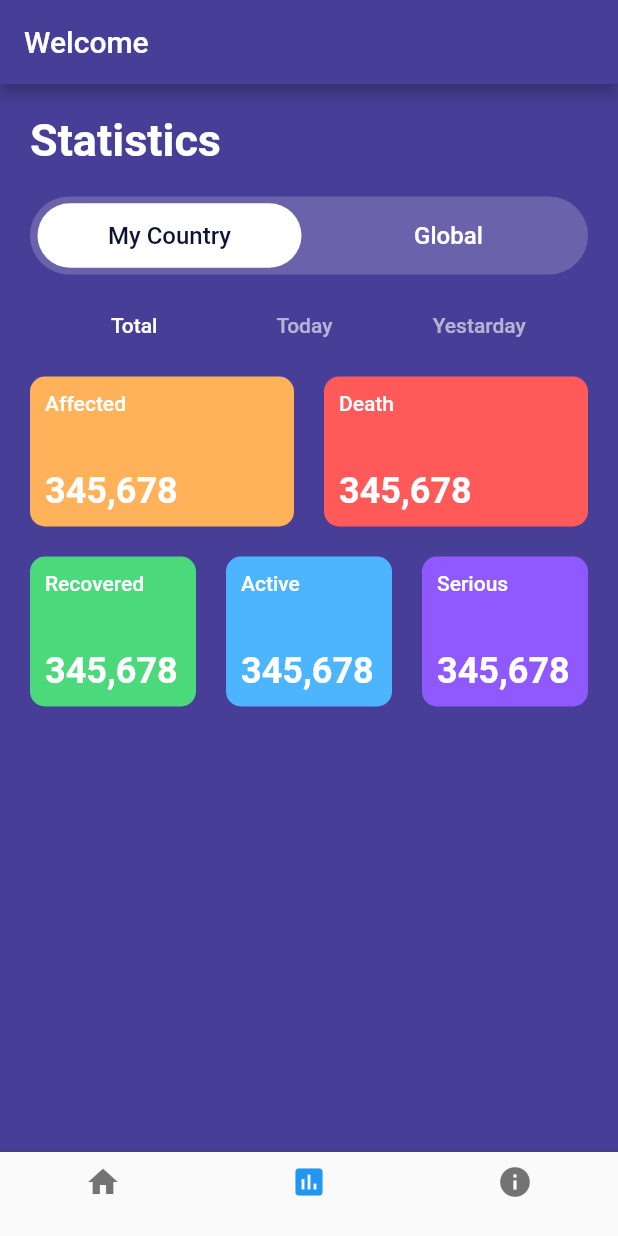
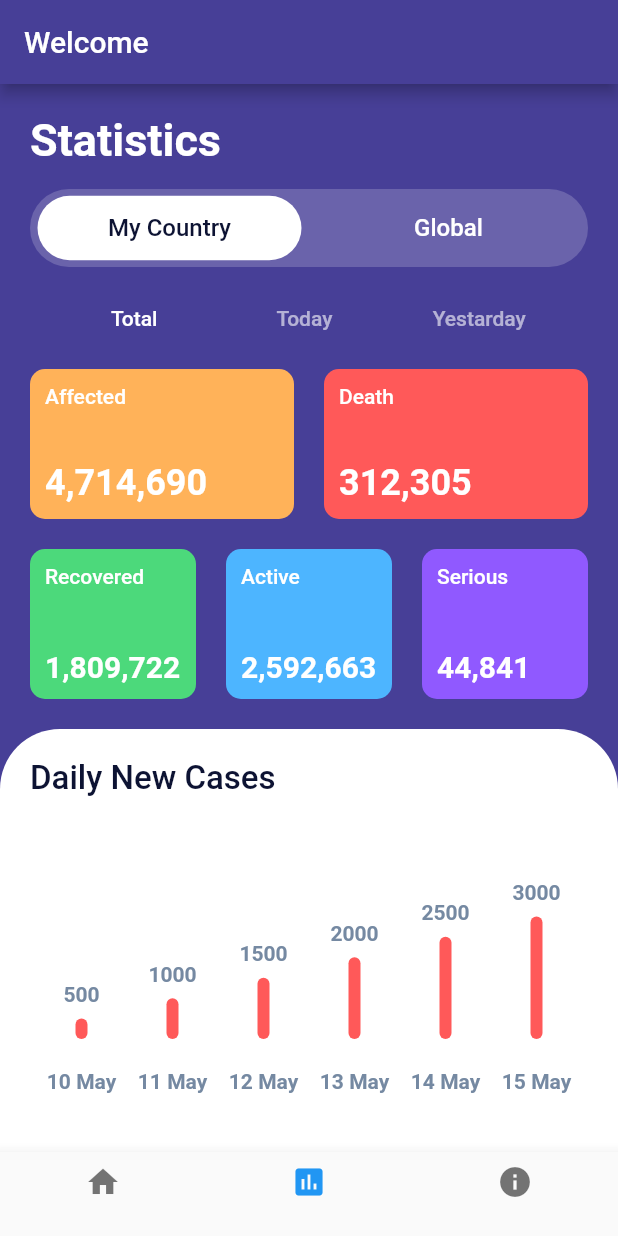
Before and after one commit to Abhishekdm/covid19, a Flutter app: the screen it shows after launch, item 2 of the bottom bar chosen, on a phone screen of 412 x 824 dp. Run offline on Flutter 3.47's test engine with Material 2 defaults, Android fonts, the phone set to English and light mode, and no system bars; drawn by our look-alikes of fl_chart.

Commit message:
ui completed

```diff
--- /dev/null
+++ b/lib/components/bar_chat.dart
@@ -0,0 +1,112 @@
+import 'package:fl_chart/fl_chart.dart';
+import 'package:flutter/material.dart';
+
+class BarChat extends StatefulWidget {
+  @override
+  State<StatefulWidget> createState() => BarChatState();
+}
+
+const fillColor = Color(0xFFFF5959);
+
+class BarChatState extends State<BarChat> {
+  @override
+  Widget build(BuildContext context) {
+    return AspectRatio(
+      aspectRatio: 1.8,
+      child: Card(
+        elevation: 0,
+        shape: RoundedRectangleBorder(borderRadius: BorderRadius.circular(4)),
+        color: Colors.white,
+        child: BarChart(
+          BarChartData(
+            alignment: BarChartAlignment.spaceAround,
+            maxY: 5000 * 1.15,
+            barTouchData: BarTouchData(
+              enabled: false,
+              touchTooltipData: BarTouchTooltipData(
+                tooltipBgColor: Colors.transparent,
+                tooltipPadding: const EdgeInsets.all(0),
+                tooltipBottomMargin: 8,
+                getTooltipItem: (
+                  BarChartGroupData group,
+                  int groupIndex,
+                  BarChartRodData rod,
+                  int rodIndex,
+                ) {
+                  return BarTooltipItem(
+                    rod.y.round().toString(),
+                    TextStyle(
+                      color: Color(0xff7589a2),
+                      fontWeight: FontWeight.bold,
+                    ),
+                  );
+                },
+              ),
+            ),
+            titlesData: FlTitlesData(
+              show: true,
+              bottomTitles: SideTitles(
+                showTitles: true,
+                textStyle: TextStyle(
+                    color: const Color(0xff7589a2),
+                    fontWeight: FontWeight.bold,
+                    fontSize: 14),
+                margin: 20,
+                getTitles: (double value) {
+                  switch (value.toInt()) {
+                    case 0:
+                      return '10 May';
+                    case 1:
+                      return '11 May';
+                    case 2:
+                      return '12 May';
+                    case 3:
+                      return '13 May';
+                    case 4:
+                      return '14 May';
+                    case 5:
+                      return '15 May';
+                    case 6:
+                      return '16 May';
+                    default:
+                      return '';
+                  }
+                },
+              ),
+              leftTitles: SideTitles(showTitles: false),
+            ),
+            borderData: FlBorderData(
+              show: false,
+            ),
+            barGroups: [
+              BarChartGroupData(
+                  x: 0,
+                  barRods: [BarChartRodData(y: 500, color: fillColor)],
+                  showingTooltipIndicators: [0]),
+              BarChartGroupData(
+                  x: 1,
+                  barRods: [BarChartRodData(y: 1000, color: fillColor)],
+                  showingTooltipIndicators: [0]),
+              BarChartGroupData(
+                  x: 2,
+                  barRods: [BarChartRodData(y: 1500, color: fillColor)],
+                  showingTooltipIndicators: [0]),
+              BarChartGroupData(
+                  x: 3,
+                  barRods: [BarChartRodData(y: 2000, color: fillColor)],
+                  showingTooltipIndicators: [0]),
+              BarChartGroupData(
+                  x: 4,
+                  barRods: [BarChartRodData(y: 2500, color: fillColor)],
+                  showingTooltipIndicators: [0]),
+              BarChartGroupData(
+                  x: 5,
+                  barRods: [BarChartRodData(y: 3000, color: fillColor)],
+                  showingTooltipIndicators: [0]),
+            ],
+          ),
+        ),
+      ),
+    );
+  }
+}
--- a/lib/main.dart
+++ b/lib/main.dart
@@ -1,7 +1,8 @@
-import './contants.dart';
-import 'package:covid19/screen/Statistics_screen.dart';
 import 'package:flutter/material.dart';
 import './screen/home_screen.dart';
+import './screen/statistics_screen.dart';
+import './screen/info_screen.dart';
+import './contants.dart';
 
 void main() => runApp(MyApp());
 
@@ -21,7 +22,7 @@ class PageControl extends StatefulWidget {
 
 class _PageControlState extends State<PageControl> {
   int _selectedItem = 0;
-  var _pages = [HomeScreen(), StatisticsScreen()];
+  var _pages = [HomeScreen(), StatisticsScreen(), InfoScreen()];
   @override
   Widget build(BuildContext context) {
     return Scaffold(
--- a/lib/screen/Statistics_screen.dart
+++ b/lib/screen/Statistics_screen.dart
@@ -1,5 +1,6 @@
 import '../contants.dart';
 import 'package:flutter/material.dart';
+import '../components/bar_chat.dart';
 
 class StatisticsScreen extends StatefulWidget {
   @override
@@ -15,7 +16,9 @@ class _StatisticsScreenState extends State<StatisticsScreen> {
     return Scaffold(
       backgroundColor: kBackgroundColor,
       body: SafeArea(
-        child: Padding(
+        child: Column(
+          children: <Widget>[
+            Padding(
               padding: const EdgeInsets.all(20.0),
               child: Column(
                 crossAxisAlignment: CrossAxisAlignment.stretch,
@@ -29,7 +32,7 @@ class _StatisticsScreenState extends State<StatisticsScreen> {
                     ),
                   ),
                   SizedBox(
-                height: 20,
+                    height: 15,
                   ),
                   Container(
                     padding: EdgeInsets.only(
@@ -81,7 +84,8 @@ class _StatisticsScreenState extends State<StatisticsScreen> {
                       children: <Widget>[
                         FlatButton(
                           child: Text('Total'),
-                      textColor: status == 1 ? Colors.white : Colors.white60,
+                          textColor:
+                              status == 1 ? Colors.white : Colors.white60,
                           onPressed: () {
                             setState(() {
                               status = 1;
@@ -90,7 +94,8 @@ class _StatisticsScreenState extends State<StatisticsScreen> {
                         ),
                         FlatButton(
                           child: Text('Today'),
-                      textColor: status == 2 ? Colors.white : Colors.white60,
+                          textColor:
+                              status == 2 ? Colors.white : Colors.white60,
                           onPressed: () {
                             setState(() {
                               status = 2;
@@ -99,7 +104,8 @@ class _StatisticsScreenState extends State<StatisticsScreen> {
                         ),
                         FlatButton(
                           child: Text('Yestarday'),
-                      textColor: status == 3 ? Colors.white : Colors.white60,
+                          textColor:
+                              status == 3 ? Colors.white : Colors.white60,
                           onPressed: () {
                             setState(() {
                               status = 3;
@@ -119,7 +125,7 @@ class _StatisticsScreenState extends State<StatisticsScreen> {
                           children: <Widget>[
                             DescriptionCard(
                               titleText: 'Affected',
-                          numberText: '345,678',
+                              numberText: '4,714,690',
                               color: Color(0xFFFFB259),
                             ),
                             SizedBox(
@@ -127,7 +133,7 @@ class _StatisticsScreenState extends State<StatisticsScreen> {
                             ),
                             DescriptionCard(
                               titleText: 'Death',
-                          numberText: '345,678',
+                              numberText: '312,305',
                               color: Color(0xFFFF5959),
                             ),
                           ],
@@ -139,32 +145,62 @@ class _StatisticsScreenState extends State<StatisticsScreen> {
                           children: <Widget>[
                             DescriptionCard(
                               titleText: 'Recovered',
-                          numberText: '345,678',
+                              numberText: '1,809,722',
                               color: Color(0xFF4CD97B),
+                              numberTextFontSize: 20.0,
                             ),
                             SizedBox(
                               width: 20,
                             ),
                             DescriptionCard(
                               titleText: 'Active',
-                          numberText: '345,678',
+                              numberText: '2,592,663',
                               color: Color(0xFF4DB5FF),
+                              numberTextFontSize: 20.0,
                             ),
                             SizedBox(
                               width: 20,
                             ),
                             DescriptionCard(
                               titleText: 'Serious',
-                          numberText: '345,678',
+                              numberText: '44,841',
                               color: Color(0xFF9059FF),
+                              numberTextFontSize: 20.0,
                             ),
                           ],
-                    )
+                        ),
                       ],
                     ),
-              )
+                  ),
                 ],
               ),
+            ),
+            Expanded(
+              child: Container(
+                padding: EdgeInsets.all(20),
+                decoration: BoxDecoration(
+                  color: Colors.white,
+                  borderRadius: BorderRadius.only(
+                    topLeft: Radius.circular(40),
+                    topRight: Radius.circular(40),
+                  ),
+                ),
+                child: Column(
+                  crossAxisAlignment: CrossAxisAlignment.stretch,
+                  children: <Widget>[
+                    Text(
+                      'Daily New Cases',
+                      style: TextStyle(
+                          color: kFontColor,
+                          fontSize: 22,
+                          fontWeight: FontWeight.w500),
+                    ),
+                    BarChat(),
+                  ],
+                ),
+              ),
+            ),
+          ],
         ),
       ),
     );
@@ -175,7 +211,12 @@ class DescriptionCard extends StatelessWidget {
   final String titleText;
   final String numberText;
   final Color color;
-  const DescriptionCard({this.titleText, this.numberText, this.color});
+  final double numberTextFontSize;
+  const DescriptionCard(
+      {this.titleText,
+      this.numberText,
+      this.color,
+      this.numberTextFontSize = 24});
 
   @override
   Widget build(BuildContext context) {
@@ -202,7 +243,7 @@ class DescriptionCard extends StatelessWidget {
             Text(numberText,
                 style: TextStyle(
                   color: Colors.white,
-                  fontSize: 24,
+                  fontSize: numberTextFontSize,
                   fontWeight: FontWeight.w600,
                 )),
           ],
--- /dev/null
+++ b/lib/screen/info_screen.dart
@@ -0,0 +1,14 @@
+import 'package:flutter/material.dart';
+
+class InfoScreen extends StatelessWidget {
+  @override
+  Widget build(BuildContext context) {
+    return Scaffold(
+      body: Column(
+        children: <Widget>[
+          Text('Design'),
+        ],
+      ),
+    );
+  }
+}
--- a/pubspec.yaml
+++ b/pubspec.yaml
@@ -27,6 +27,7 @@ dependencies:
   # The following adds the Cupertino Icons font to your application.
   # Use with the CupertinoIcons class for iOS style icons.
   cupertino_icons: ^0.1.3
+  fl_chart: ^0.9.4
 
 dev_dependencies:
   flutter_test:
```
Also changed, not shown: pubspec.lock. Lines whose indentation alone changed are shown as unchanged.
